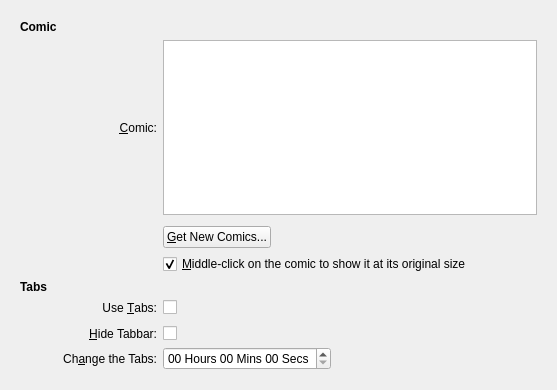
Qt form applets/comic/comicSettings.ui (KDE/kdeplasma-addons) before a commit.
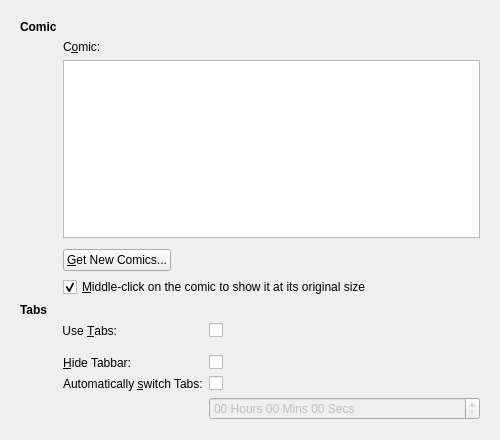
The same form after that commit. The open tabs and pages were chosen to show the change. Custom widgets are drawn as their Qt base class.

Commit message: Checkboxes to select comics for the tabs. Using Form Layouts where feasible. Some other layout refinements.

The edit to the form file:
```diff
--- a/applets/comic/comicSettings.ui
+++ b/applets/comic/comicSettings.ui
@@ -6,8 +6,8 @@
    <rect>
     <x>0</x>
     <y>0</y>
-    <width>557</width>
-    <height>390</height>
+    <width>488</width>
+    <height>440</height>
    </rect>
   </property>
   <property name="minimumSize">
@@ -40,38 +40,6 @@
          </property>
         </widget>
        </item>
-       <item row="4" column="0">
-        <widget class="QLabel" name="label_3">
-         <property name="font">
-          <font>
-           <weight>75</weight>
-           <bold>true</bold>
-          </font>
-         </property>
-         <property name="text">
-          <string>Tabs</string>
-         </property>
-        </widget>
-       </item>
-       <item row="5" column="1">
-        <widget class="QLabel" name="label_2">
-         <property name="sizePolicy">
-          <sizepolicy hsizetype="Preferred" vsizetype="Preferred">
-           <horstretch>0</horstretch>
-           <verstretch>0</verstretch>
-          </sizepolicy>
-         </property>
-         <property name="text">
-          <string>Use &amp;Tabs:</string>
-         </property>
-         <property name="alignment">
-          <set>Qt::AlignRight|Qt::AlignTrailing|Qt::AlignVCenter</set>
-         </property>
-         <property name="buddy">
-          <cstring>checkBox_useTabs</cstring>
-         </property>
-        </widget>
-       </item>
        <item row="1" column="1">
         <widget class="QLabel" name="label">
          <property name="sizePolicy">
@@ -84,7 +52,7 @@
           <string>Choose a comic strip</string>
          </property>
          <property name="text">
-          <string>&amp;Comic:</string>
+          <string>C&amp;omic:</string>
          </property>
          <property name="alignment">
           <set>Qt::AlignRight|Qt::AlignTrailing|Qt::AlignVCenter</set>
@@ -94,41 +62,6 @@
          </property>
         </widget>
        </item>
-       <item row="5" column="2">
-        <widget class="QCheckBox" name="checkBox_useTabs">
-         <property name="enabled">
-          <bool>true</bool>
-         </property>
-         <property name="toolTip">
-          <string/>
-         </property>
-         <property name="text">
-          <string/>
-         </property>
-         <property name="checkable">
-          <bool>true</bool>
-         </property>
-         <property name="checked">
-          <bool>false</bool>
-         </property>
-        </widget>
-       </item>
-       <item row="3" column="2">
-        <widget class="QCheckBox" name="checkBox_middle">
-         <property name="sizePolicy">
-          <sizepolicy hsizetype="Minimum" vsizetype="Fixed">
-           <horstretch>0</horstretch>
-           <verstretch>0</verstretch>
-          </sizepolicy>
-         </property>
-         <property name="text">
-          <string>&amp;Middle-click on the comic to show it at its original size</string>
-         </property>
-         <property name="checked">
-          <bool>true</bool>
-         </property>
-        </widget>
-       </item>
        <item row="1" column="2">
         <layout class="QHBoxLayout" name="horizontalLayout_2">
          <item>
@@ -151,34 +84,8 @@
            </property>
           </widget>
          </item>
-         <item>
-          <spacer name="horizontalSpacer_2">
-           <property name="orientation">
-            <enum>Qt::Horizontal</enum>
-           </property>
-           <property name="sizeHint" stdset="0">
-            <size>
-             <width>40</width>
-             <height>20</height>
-            </size>
-           </property>
-          </spacer>
-         </item>
         </layout>
        </item>
-       <item row="6" column="2">
-        <spacer name="verticalSpacer_2">
-         <property name="orientation">
-          <enum>Qt::Vertical</enum>
-         </property>
-         <property name="sizeHint" stdset="0">
-          <size>
-           <width>20</width>
-           <height>40</height>
-          </size>
-         </property>
-        </spacer>
-       </item>
        <item row="2" column="2">
         <spacer name="verticalSpacer">
          <property name="orientation">
@@ -195,6 +102,93 @@
          </property>
         </spacer>
        </item>
+       <item row="3" column="2">
+        <widget class="QCheckBox" name="checkBox_middle">
+         <property name="sizePolicy">
+          <sizepolicy hsizetype="Minimum" vsizetype="Fixed">
+           <horstretch>0</horstretch>
+           <verstretch>0</verstretch>
+          </sizepolicy>
+         </property>
+         <property name="text">
+          <string>&amp;Middle-click on the comic to show it at its original size</string>
+         </property>
+         <property name="checked">
+          <bool>true</bool>
+         </property>
+        </widget>
+       </item>
+       <item row="4" column="0">
+        <widget class="QLabel" name="label_3">
+         <property name="font">
+          <font>
+           <weight>75</weight>
+           <bold>true</bold>
+          </font>
+         </property>
+         <property name="text">
+          <string>Tabs</string>
+         </property>
+        </widget>
+       </item>
+       <item row="5" column="1" colspan="2">
+        <layout class="QFormLayout" name="formLayout_2">
+         <property name="fieldGrowthPolicy">
+          <enum>QFormLayout::ExpandingFieldsGrow</enum>
+         </property>
+         <item row="0" column="0">
+          <widget class="QLabel" name="label_2">
+           <property name="sizePolicy">
+            <sizepolicy hsizetype="Preferred" vsizetype="Preferred">
+             <horstretch>0</horstretch>
+             <verstretch>0</verstretch>
+            </sizepolicy>
+           </property>
+           <property name="text">
+            <string>Use &amp;Tabs:</string>
+           </property>
+           <property name="alignment">
+            <set>Qt::AlignRight|Qt::AlignTrailing|Qt::AlignVCenter</set>
+           </property>
+           <property name="buddy">
+            <cstring>checkBox_useTabs</cstring>
+           </property>
+          </widget>
+         </item>
+         <item row="0" column="1">
+          <widget class="QCheckBox" name="checkBox_useTabs">
+           <property name="enabled">
+            <bool>true</bool>
+           </property>
+           <property name="toolTip">
+            <string/>
+           </property>
+           <property name="text">
+            <string/>
+           </property>
+           <property name="checkable">
+            <bool>true</bool>
+           </property>
+           <property name="checked">
+            <bool>false</bool>
+           </property>
+          </widget>
+         </item>
+        </layout>
+       </item>
+       <item row="6" column="2">
+        <spacer name="verticalSpacer_2">
+         <property name="orientation">
+          <enum>Qt::Vertical</enum>
+         </property>
+         <property name="sizeHint" stdset="0">
+          <size>
+           <width>20</width>
+           <height>40</height>
+          </size>
+         </property>
+        </spacer>
+       </item>
       </layout>
      </widget>
      <widget class="QWidget" name="Seite"/>
@@ -213,24 +207,8 @@
          </property>
         </widget>
        </item>
-       <item row="5" column="0">
-        <widget class="QLabel" name="label_4">
-         <property name="font">
-          <font>
-           <weight>75</weight>
-           <bold>true</bold>
-          </font>
-         </property>
-         <property name="text">
-          <string>Tabs</string>
-         </property>
-        </widget>
-       </item>
-       <item row="8" column="1">
-        <widget class="QLabel" name="label_9">
-         <property name="enabled">
-          <bool>true</bool>
-         </property>
+       <item row="1" column="1">
+        <widget class="QLabel" name="label_5">
          <property name="sizePolicy">
           <sizepolicy hsizetype="Preferred" vsizetype="Preferred">
            <horstretch>0</horstretch>
@@ -238,139 +216,21 @@
           </sizepolicy>
          </property>
          <property name="toolTip">
-          <string>Pressing Ctrl and scrolling also changes the tabs.</string>
+          <string>Choose a comic strip</string>
          </property>
          <property name="text">
-          <string>&amp;Hide Tabbar:</string>
+          <string>C&amp;omic:</string>
          </property>
          <property name="alignment">
-          <set>Qt::AlignRight|Qt::AlignTrailing|Qt::AlignVCenter</set>
+          <set>Qt::AlignLeading|Qt::AlignLeft|Qt::AlignVCenter</set>
          </property>
          <property name="buddy">
-          <cstring>checkBox_hideTabBar</cstring>
+          <cstring>listView_comic</cstring>
          </property>
         </widget>
        </item>
-       <item row="9" column="1">
-        <widget class="QLabel" name="label_10">
-         <property name="toolTip">
-          <string>Interacting with the comic widget restarts the timer.</string>
-         </property>
-         <property name="text">
-          <string>Ch&amp;ange the Tabs:</string>
-         </property>
-         <property name="alignment">
-          <set>Qt::AlignRight|Qt::AlignTrailing|Qt::AlignVCenter</set>
-         </property>
-         <property name="buddy">
-          <cstring>timeEdit_tabs</cstring>
-         </property>
-        </widget>
-       </item>
-       <item row="6" column="1">
-        <widget class="QLabel" name="label_6">
-         <property name="sizePolicy">
-          <sizepolicy hsizetype="Preferred" vsizetype="Preferred">
-           <horstretch>0</horstretch>
-           <verstretch>0</verstretch>
-          </sizepolicy>
-         </property>
-         <property name="text">
-          <string>Use &amp;Tabs:</string>
-         </property>
-         <property name="alignment">
-          <set>Qt::AlignRight|Qt::AlignTrailing|Qt::AlignVCenter</set>
-         </property>
-         <property name="buddy">
-          <cstring>checkBox_useTabs_2</cstring>
-         </property>
-        </widget>
-       </item>
-       <item row="9" column="2">
-        <layout class="QHBoxLayout" name="horizontalLayout_7">
-         <item>
-          <widget class="QTimeEdit" name="timeEdit_tabs">
-           <property name="displayFormat">
-            <string>hh 'Hours' mm 'Mins' ss 'Secs'</string>
-           </property>
-          </widget>
-         </item>
-         <item>
-          <spacer name="horizontalSpacer_6">
-           <property name="orientation">
-            <enum>Qt::Horizontal</enum>
-           </property>
-           <property name="sizeHint" stdset="0">
-            <size>
-             <width>40</width>
-             <height>20</height>
-            </size>
-           </property>
-          </spacer>
-         </item>
-        </layout>
-       </item>
-       <item row="7" column="2">
-        <spacer name="verticalSpacer_3">
-         <property name="orientation">
-          <enum>Qt::Vertical</enum>
-         </property>
-         <property name="sizeType">
-          <enum>QSizePolicy::Fixed</enum>
-         </property>
-         <property name="sizeHint" stdset="0">
-          <size>
-           <width>91</width>
-           <height>5</height>
-          </size>
-         </property>
-        </spacer>
-       </item>
-       <item row="4" column="2">
-        <widget class="QCheckBox" name="checkBox_middle_2">
-         <property name="sizePolicy">
-          <sizepolicy hsizetype="Minimum" vsizetype="Fixed">
-           <horstretch>0</horstretch>
-           <verstretch>0</verstretch>
-          </sizepolicy>
-         </property>
-         <property name="text">
-          <string>&amp;Middle-click on the comic to show it at its original size</string>
-         </property>
-         <property name="checked">
-          <bool>true</bool>
-         </property>
-        </widget>
-       </item>
-       <item row="3" column="2">
-        <layout class="QHBoxLayout" name="horizontalLayout_4">
-         <item>
-          <widget class="QPushButton" name="pushButton_GHNS_2">
-           <property name="toolTip">
-            <string>Download new comics</string>
-           </property>
-           <property name="text">
-            <string>&amp;Get New Comics...</string>
-           </property>
-          </widget>
-         </item>
-         <item>
-          <spacer name="horizontalSpacer_3">
-           <property name="orientation">
-            <enum>Qt::Horizontal</enum>
-           </property>
-           <property name="sizeHint" stdset="0">
-            <size>
-             <width>40</width>
-             <height>20</height>
-            </size>
-           </property>
-          </spacer>
-         </item>
-        </layout>
-       </item>
-       <item row="1" column="2">
-        <widget class="QListView" name="listView_comic">
+       <item row="2" column="1">
+        <widget class="QTreeView" name="listView_comic">
          <property name="sizeIncrement">
           <size>
            <width>0</width>
@@ -390,14 +250,26 @@
           <bool>false</bool>
          </property>
          <property name="selectionMode">
-          <enum>QAbstractItemView::MultiSelection</enum>
+          <enum>QAbstractItemView::SingleSelection</enum>
          </property>
          <property name="selectionBehavior">
-          <enum>QAbstractItemView::SelectItems</enum>
+          <enum>QAbstractItemView::SelectRows</enum>
          </property>
+         <property name="rootIsDecorated">
+          <bool>false</bool>
+         </property>
+         <property name="uniformRowHeights">
+          <bool>true</bool>
+         </property>
+         <property name="headerHidden">
+          <bool>true</bool>
+         </property>
+         <attribute name="headerCascadingSectionResizes">
+          <bool>false</bool>
+         </attribute>
         </widget>
        </item>
-       <item row="2" column="2">
+       <item row="3" column="1">
         <spacer name="verticalSpacer_4">
          <property name="orientation">
           <enum>Qt::Vertical</enum>
@@ -413,65 +285,206 @@
          </property>
         </spacer>
        </item>
-       <item row="1" column="1">
-        <widget class="QLabel" name="label_5">
+       <item row="4" column="1">
+        <layout class="QHBoxLayout" name="horizontalLayout_4">
+         <item>
+          <widget class="QPushButton" name="pushButton_GHNS_2">
+           <property name="toolTip">
+            <string>Download new comics</string>
+           </property>
+           <property name="text">
+            <string>&amp;Get New Comics...</string>
+           </property>
+          </widget>
+         </item>
+         <item>
+          <spacer name="horizontalSpacer_3">
+           <property name="orientation">
+            <enum>Qt::Horizontal</enum>
+           </property>
+           <property name="sizeHint" stdset="0">
+            <size>
+             <width>40</width>
+             <height>20</height>
+            </size>
+           </property>
+          </spacer>
+         </item>
+        </layout>
+       </item>
+       <item row="5" column="1">
+        <widget class="QCheckBox" name="checkBox_middle_2">
          <property name="sizePolicy">
-          <sizepolicy hsizetype="Preferred" vsizetype="Preferred">
+          <sizepolicy hsizetype="Minimum" vsizetype="Fixed">
            <horstretch>0</horstretch>
            <verstretch>0</verstretch>
           </sizepolicy>
          </property>
-         <property name="toolTip">
-          <string>Choose a comic strip</string>
-         </property>
          <property name="text">
-          <string>&amp;Comic:</string>
+          <string>&amp;Middle-click on the comic to show it at its original size</string>
          </property>
-         <property name="alignment">
-          <set>Qt::AlignRight|Qt::AlignTrailing|Qt::AlignVCenter</set>
+         <property name="checked">
+          <bool>true</bool>
          </property>
-         <property name="buddy">
-          <cstring>listView_comic</cstring>
-         </property>
         </widget>
        </item>
-       <item row="6" column="2">
-        <widget class="QCheckBox" name="checkBox_useTabs_2">
-         <property name="enabled">
-          <bool>true</bool>
+       <item row="6" column="0">
+        <widget class="QLabel" name="label_4">
+         <property name="font">
+          <font>
+           <weight>75</weight>
+           <bold>true</bold>
+          </font>
          </property>
-         <property name="toolTip">
-          <string/>
-         </property>
          <property name="text">
-          <string/>
+          <string>Tabs</string>
          </property>
-         <property name="checkable">
-          <bool>true</bool>
-         </property>
-         <property name="checked">
-          <bool>false</bool>
-         </property>
         </widget>
        </item>
-       <item row="8" column="2">
-        <widget class="QCheckBox" name="checkBox_hideTabBar">
-         <property name="enabled">
-          <bool>true</bool>
+       <item row="7" column="1">
+        <layout class="QFormLayout" name="formLayout">
+         <item row="0" column="1">
+          <widget class="QCheckBox" name="checkBox_useTabs_2">
+           <property name="enabled">
+            <bool>true</bool>
+           </property>
+           <property name="toolTip">
+            <string/>
+           </property>
+           <property name="text">
+            <string/>
+           </property>
+           <property name="checkable">
+            <bool>true</bool>
+           </property>
+           <property name="checked">
+            <bool>false</bool>
+           </property>
+          </widget>
+         </item>
+         <item row="0" column="0">
+          <widget class="QLabel" name="label_6">
+           <property name="sizePolicy">
+            <sizepolicy hsizetype="Preferred" vsizetype="Preferred">
+             <horstretch>0</horstretch>
+             <verstretch>0</verstretch>
+            </sizepolicy>
+           </property>
+           <property name="text">
+            <string>Use &amp;Tabs:</string>
+           </property>
+           <property name="alignment">
+            <set>Qt::AlignRight|Qt::AlignTrailing|Qt::AlignVCenter</set>
+           </property>
+           <property name="buddy">
+            <cstring>checkBox_useTabs_2</cstring>
+           </property>
+          </widget>
+         </item>
+         <item row="1" column="0">
+          <spacer name="verticalSpacer_3">
+           <property name="orientation">
+            <enum>Qt::Vertical</enum>
+           </property>
+           <property name="sizeType">
+            <enum>QSizePolicy::Fixed</enum>
+           </property>
+           <property name="sizeHint" stdset="0">
+            <size>
+             <width>91</width>
+             <height>5</height>
+            </size>
+           </property>
+          </spacer>
+         </item>
+         <item row="2" column="0">
+          <widget class="QLabel" name="label_9">
+           <property name="enabled">
+            <bool>true</bool>
+           </property>
+           <property name="sizePolicy">
+            <sizepolicy hsizetype="Preferred" vsizetype="Preferred">
+             <horstretch>0</horstretch>
+             <verstretch>0</verstretch>
+            </sizepolicy>
+           </property>
+           <property name="toolTip">
+            <string>Pressing Ctrl and scrolling also changes the tabs.</string>
+           </property>
+           <property name="text">
+            <string>&amp;Hide Tabbar:</string>
+           </property>
+           <property name="alignment">
+            <set>Qt::AlignRight|Qt::AlignTrailing|Qt::AlignVCenter</set>
+           </property>
+           <property name="buddy">
+            <cstring>checkBox_hideTabBar</cstring>
+           </property>
+          </widget>
+         </item>
+         <item row="2" column="1">
+          <widget class="QCheckBox" name="checkBox_hideTabBar">
+           <property name="enabled">
+            <bool>true</bool>
+           </property>
+           <property name="toolTip">
+            <string>Pressing Ctrl and scrolling also changes the tabs.</string>
+           </property>
+           <property name="text">
+            <string/>
+           </property>
+           <property name="checkable">
+            <bool>true</bool>
+           </property>
+           <property name="checked">
+            <bool>false</bool>
+           </property>
+          </widget>
+         </item>
+         <item row="4" column="1">
+          <widget class="QTimeEdit" name="timeEdit_tabs">
+           <property name="enabled">
+            <bool>false</bool>
+           </property>
+           <property name="toolTip">
+            <string>Interacting with the comic widget restarts the timer.</string>
+           </property>
+           <property name="displayFormat">
+            <string>hh 'Hours' mm 'Mins' ss 'Secs'</string>
+           </property>
+          </widget>
+         </item>
+         <item row="3" column="1">
+          <widget class="QCheckBox" name="checkBox_switchTabs">
+           <property name="text">
+            <string/>
+           </property>
+          </widget>
+         </item>
+         <item row="3" column="0">
+          <widget class="QLabel" name="label_11">
+           <property name="text">
+            <string>Automatically &amp;switch Tabs:</string>
+           </property>
+           <property name="buddy">
+            <cstring>checkBox_switchTabs</cstring>
+           </property>
+          </widget>
+         </item>
+        </layout>
+       </item>
+       <item row="8" column="1">
+        <spacer name="horizontalSpacer_6">
+         <property name="orientation">
+          <enum>Qt::Horizontal</enum>
          </property>
-         <property name="toolTip">
-          <string>Pressing Ctrl and scrolling also changes the tabs.</string>
+         <property name="sizeHint" stdset="0">
+          <size>
+           <width>40</width>
+           <height>0</height>
+          </size>
          </property>
-         <property name="text">
-          <string/>
-         </property>
-         <property name="checkable">
-          <bool>true</bool>
-         </property>
-         <property name="checked">
-          <bool>false</bool>
-         </property>
-        </widget>
+        </spacer>
        </item>
       </layout>
      </widget>
```
Left out of the diff: 45 changed lines with no effect on the pictures. The commit also changes 5 other files.
